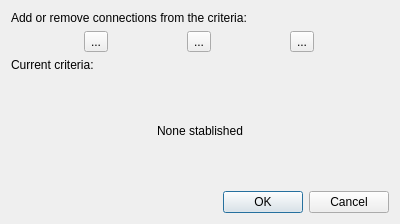
FelixdelasPozas/EspINA, file App/Dialogs/ConnectionCount/ConnectionCriteriaDialog.ui: the form before one commit.
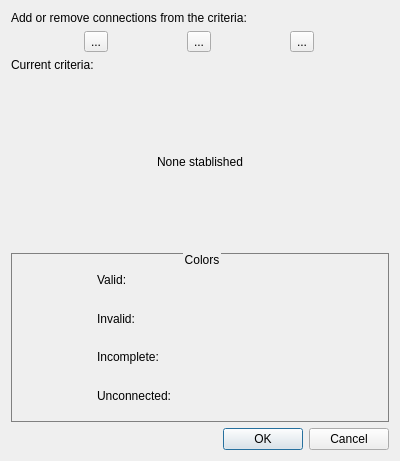
The form after the commit. Icons and pictures are not drawn.

Commit message: Changed connections color engine to color by a criteria now that coloring by connection number can be done using the information color engine.

Patch:
```diff
--- a/App/Dialogs/ConnectionCount/ConnectionCriteriaDialog.ui
+++ b/App/Dialogs/ConnectionCount/ConnectionCriteriaDialog.ui
@@ -7,19 +7,19 @@
     <x>0</x>
     <y>0</y>
     <width>400</width>
-    <height>224</height>
+    <height>461</height>
    </rect>
   </property>
   <property name="minimumSize">
    <size>
     <width>400</width>
-    <height>224</height>
+    <height>461</height>
    </size>
   </property>
   <property name="maximumSize">
    <size>
     <width>400</width>
-    <height>224</height>
+    <height>461</height>
    </size>
   </property>
   <property name="windowTitle">
@@ -29,7 +29,7 @@
    <iconset resource="../../rsc/espina.qrc">
     <normaloff>:/espina/connection.svg</normaloff>:/espina/connection.svg</iconset>
   </property>
-  <layout class="QVBoxLayout" name="verticalLayout_2" stretch="0,0,0,1,0">
+  <layout class="QVBoxLayout" name="verticalLayout_2" stretch="0,0,0,1,1,0">
    <item>
     <widget class="QLabel" name="label">
      <property name="text">
@@ -124,6 +124,222 @@
      </property>
     </widget>
    </item>
+   <item>
+    <widget class="QGroupBox" name="m_colorGroup">
+     <property name="toolTip">
+      <string>Representation colors</string>
+     </property>
+     <property name="styleSheet">
+      <string notr="true">QGroupBox {
+    border: 1px solid gray;
+    border-radius: 0px;
+    margin-top: 1ex; 
+}
+
+QGroupBox::title {
+    subcontrol-origin: margin;
+    subcontrol-position: top center; 
+}</string>
+     </property>
+     <property name="title">
+      <string>Colors</string>
+     </property>
+     <layout class="QVBoxLayout" name="verticalLayout">
+      <item>
+       <layout class="QHBoxLayout" name="m_validLayout">
+        <item>
+         <widget class="QLabel" name="label_2">
+          <property name="minimumSize">
+           <size>
+            <width>100</width>
+            <height>0</height>
+           </size>
+          </property>
+          <property name="maximumSize">
+           <size>
+            <width>100</width>
+            <height>16777215</height>
+           </size>
+          </property>
+          <property name="toolTip">
+           <string>Valid color</string>
+          </property>
+          <property name="text">
+           <string>Valid:</string>
+          </property>
+         </widget>
+        </item>
+        <item>
+         <widget class="QLabel" name="m_validColor">
+          <property name="minimumSize">
+           <size>
+            <width>24</width>
+            <height>0</height>
+           </size>
+          </property>
+          <property name="maximumSize">
+           <size>
+            <width>24</width>
+            <height>16777215</height>
+           </size>
+          </property>
+          <property name="toolTip">
+           <string>Valid color</string>
+          </property>
+          <property name="text">
+           <string/>
+          </property>
+         </widget>
+        </item>
+       </layout>
+      </item>
+      <item>
+       <layout class="QHBoxLayout" name="m_invalidLayout">
+        <item>
+         <widget class="QLabel" name="label_3">
+          <property name="minimumSize">
+           <size>
+            <width>100</width>
+            <height>0</height>
+           </size>
+          </property>
+          <property name="maximumSize">
+           <size>
+            <width>100</width>
+            <height>16777215</height>
+           </size>
+          </property>
+          <property name="toolTip">
+           <string>Invalid color</string>
+          </property>
+          <property name="text">
+           <string>Invalid:</string>
+          </property>
+         </widget>
+        </item>
+        <item>
+         <widget class="QLabel" name="m_invalidColor">
+          <property name="minimumSize">
+           <size>
+            <width>24</width>
+            <height>0</height>
+           </size>
+          </property>
+          <property name="maximumSize">
+           <size>
+            <width>24</width>
+            <height>16777215</height>
+           </size>
+          </property>
+          <property name="toolTip">
+           <string>Invalid color</string>
+          </property>
+          <property name="text">
+           <string/>
+          </property>
+         </widget>
+        </item>
+       </layout>
+      </item>
+      <item>
+       <layout class="QHBoxLayout" name="m_incompleteLayout">
+        <item>
+         <widget class="QLabel" name="label_4">
+          <property name="minimumSize">
+           <size>
+            <width>100</width>
+            <height>0</height>
+           </size>
+          </property>
+          <property name="maximumSize">
+           <size>
+            <width>100</width>
+            <height>16777215</height>
+           </size>
+          </property>
+          <property name="toolTip">
+           <string>Incomplete color</string>
+          </property>
+          <property name="text">
+           <string>Incomplete:</string>
+          </property>
+         </widget>
+        </item>
+        <item>
+         <widget class="QLabel" name="m_incompleteColor">
+          <property name="minimumSize">
+           <size>
+            <width>24</width>
+            <height>0</height>
+           </size>
+          </property>
+          <property name="maximumSize">
+           <size>
+            <width>24</width>
+            <height>16777215</height>
+           </size>
+          </property>
+          <property name="toolTip">
+           <string>Incomplete color</string>
+          </property>
+          <property name="text">
+           <string/>
+          </property>
+         </widget>
+        </item>
+       </layout>
+      </item>
+      <item>
+       <layout class="QHBoxLayout" name="m_unconnectedLayout">
+        <item>
+         <widget class="QLabel" name="label_5">
+          <property name="minimumSize">
+           <size>
+            <width>100</width>
+            <height>0</height>
+           </size>
+          </property>
+          <property name="maximumSize">
+           <size>
+            <width>100</width>
+            <height>16777215</height>
+           </size>
+          </property>
+          <property name="toolTip">
+           <string>Unconnected color</string>
+          </property>
+          <property name="text">
+           <string>Unconnected:</string>
+          </property>
+         </widget>
+        </item>
+        <item>
+         <widget class="QLabel" name="m_unconnectedColor">
+          <property name="minimumSize">
+           <size>
+            <width>24</width>
+            <height>0</height>
+           </size>
+          </property>
+          <property name="maximumSize">
+           <size>
+            <width>24</width>
+            <height>16777215</height>
+           </size>
+          </property>
+          <property name="toolTip">
+           <string>Unconnected color</string>
+          </property>
+          <property name="text">
+           <string/>
+          </property>
+         </widget>
+        </item>
+       </layout>
+      </item>
+     </layout>
+    </widget>
+   </item>
    <item>
     <widget class="QDialogButtonBox" name="buttonBox">
      <property name="orientation">
```
Left out of the diff: 3 changed lines with no effect on the pictures. The commit also changes 12 other files.
